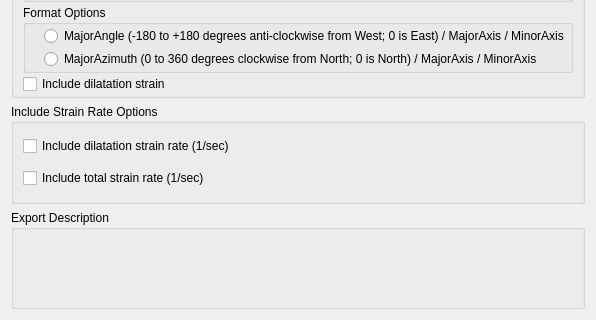
The window that src/qt-widgets/ExportDeformationOptionsWidgetUi.ui (GPlates/GPlates) describes before a commit, drawn with Qt 5; both pictures show x 0 to 596 and y 330 to 650 of the 596 by 650 pixel window.
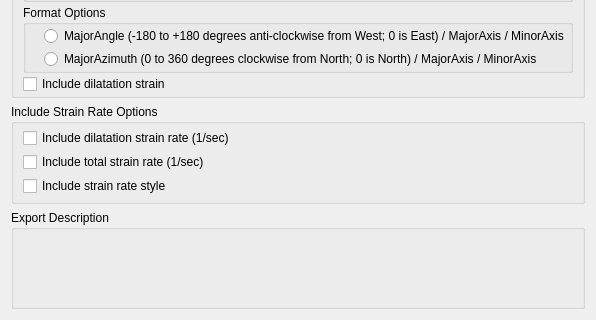
The same window after the commit.

Commit message: (trunk) Export strain rate "style".

What changed in the file:
```diff
--- a/src/qt-widgets/ExportDeformationOptionsWidgetUi.ui
+++ b/src/qt-widgets/ExportDeformationOptionsWidgetUi.ui
@@ -216,6 +216,13 @@
         </property>
        </widget>
       </item>
+      <item>
+       <widget class="QCheckBox" name="include_strain_rate_style_check_box">
+        <property name="text">
+         <string>Include strain rate style</string>
+        </property>
+       </widget>
+      </item>
      </layout>
     </widget>
    </item>
```
The commit also changes 11 other files.
